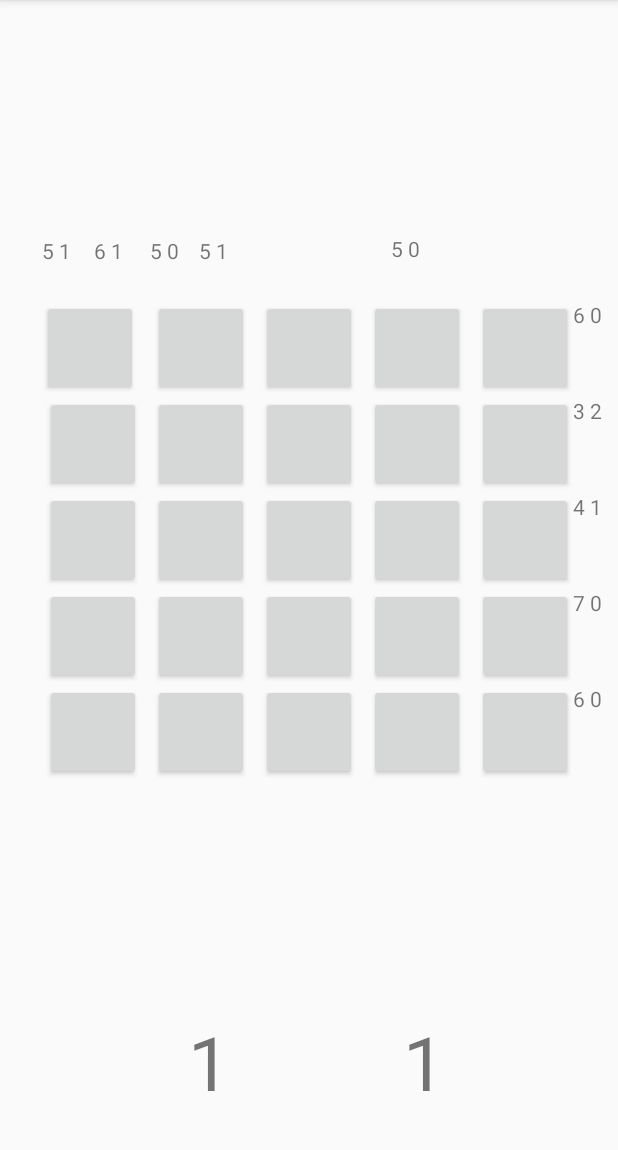
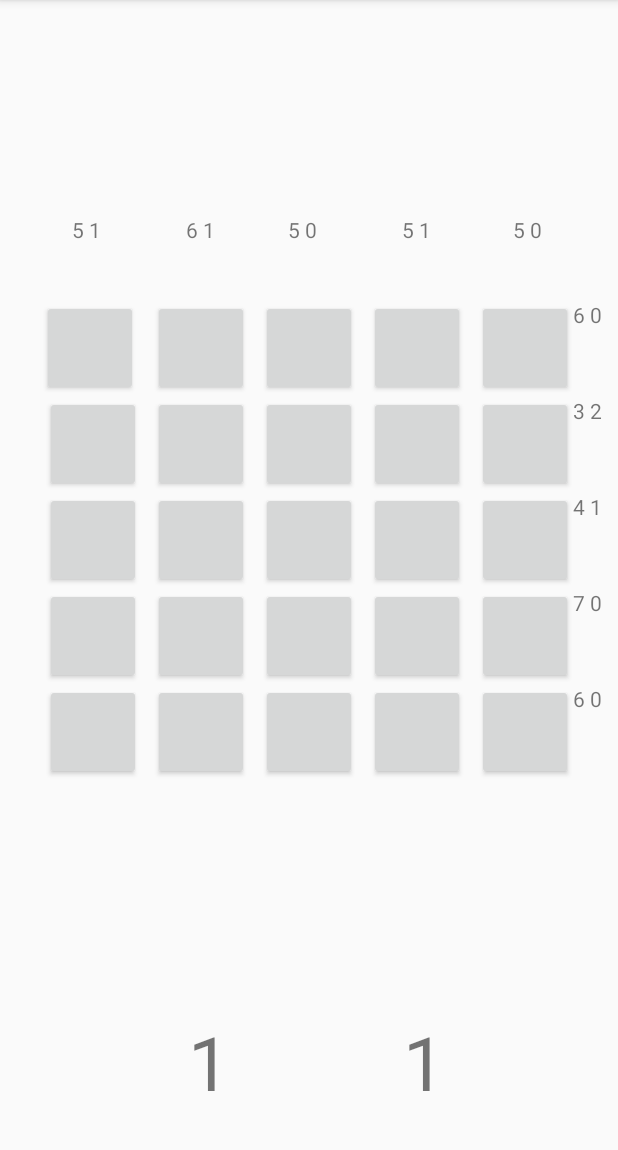
Before and after one commit to HaukohlR/CS-125-Final-Project, an Android app: the GameActivity screen opened directly, with no data from a screen before it, on a phone screen of 412 x 824 dp, the part 84-1234 px from its top. Run offline under Robolectric (Android 15) with nearby library versions, the phone set to English and light mode, and no system bars.

Commit message:
Fixed the XML files

```diff
--- a/app/src/main/res/layout/activity_game.xml
+++ b/app/src/main/res/layout/activity_game.xml
@@ -45,16 +45,17 @@
 
     <TextView
         android:id="@+id/textView2"
-        android:layout_width="wrap_content"
-        android:layout_height="wrap_content"
-        android:layout_marginStart="28dp"
-        android:layout_marginLeft="28dp"
+        android:layout_width="20dp"
+        android:layout_height="64dp"
+        android:layout_marginStart="48dp"
+        android:layout_marginLeft="48dp"
         android:layout_marginTop="157dp"
         android:layout_marginBottom="24dp"
         android:text="TextView"
         app:layout_constraintBottom_toTopOf="@+id/button"
         app:layout_constraintStart_toStartOf="parent"
-        app:layout_constraintTop_toTopOf="parent" />
+        app:layout_constraintTop_toTopOf="parent"
+        app:layout_constraintVertical_bias="0.311" />
 
     <Button
         android:id="@+id/button"
@@ -356,34 +357,36 @@
 
     <TextView
         android:id="@+id/textView4"
-        android:layout_width="wrap_content"
-        android:layout_height="wrap_content"
-        android:layout_marginStart="18dp"
-        android:layout_marginLeft="18dp"
+        android:layout_width="20dp"
+        android:layout_height="64dp"
+        android:layout_marginStart="48dp"
+        android:layout_marginLeft="48dp"
         android:layout_marginTop="157dp"
         android:layout_marginBottom="24dp"
         android:text="TextView"
         app:layout_constraintBottom_toTopOf="@+id/button3"
         app:layout_constraintStart_toEndOf="@+id/textView8"
-        app:layout_constraintTop_toTopOf="parent" />
+        app:layout_constraintTop_toTopOf="parent"
+        app:layout_constraintVertical_bias="0.311" />
 
     <TextView
         android:id="@+id/textView5"
-        android:layout_width="wrap_content"
-        android:layout_height="wrap_content"
-        android:layout_marginStart="13dp"
-        android:layout_marginLeft="13dp"
+        android:layout_width="20dp"
+        android:layout_height="64dp"
+        android:layout_marginStart="56dp"
+        android:layout_marginLeft="56dp"
         android:layout_marginTop="157dp"
         android:layout_marginBottom="24dp"
         android:text="TextView"
         app:layout_constraintBottom_toTopOf="@+id/button4"
         app:layout_constraintStart_toEndOf="@+id/textView4"
-        app:layout_constraintTop_toTopOf="parent" />
+        app:layout_constraintTop_toTopOf="parent"
+        app:layout_constraintVertical_bias="0.311" />
 
     <TextView
         android:id="@+id/textView6"
-        android:layout_width="wrap_content"
-        android:layout_height="wrap_content"
+        android:layout_width="20dp"
+        android:layout_height="64dp"
         android:layout_marginStart="10dp"
         android:layout_marginLeft="10dp"
         android:layout_marginTop="156dp"
@@ -393,8 +396,10 @@
         android:text="TextView"
         app:layout_constraintBottom_toTopOf="@+id/button5"
         app:layout_constraintEnd_toEndOf="parent"
+        app:layout_constraintHorizontal_bias="0.728"
         app:layout_constraintStart_toEndOf="@+id/textView5"
-        app:layout_constraintTop_toTopOf="parent" />
+        app:layout_constraintTop_toTopOf="parent"
+        app:layout_constraintVertical_bias="0.288" />
 
     <TextView
         android:id="@+id/textView7"
@@ -407,16 +412,17 @@
 
     <TextView
         android:id="@+id/textView8"
-        android:layout_width="wrap_content"
-        android:layout_height="wrap_content"
-        android:layout_marginStart="15dp"
-        android:layout_marginLeft="15dp"
+        android:layout_width="20dp"
+        android:layout_height="64dp"
+        android:layout_marginStart="56dp"
+        android:layout_marginLeft="56dp"
         android:layout_marginTop="157dp"
         android:layout_marginBottom="24dp"
         android:text="TextView"
         app:layout_constraintBottom_toTopOf="@+id/button2"
         app:layout_constraintStart_toEndOf="@+id/textView2"
-        app:layout_constraintTop_toTopOf="parent" />
+        app:layout_constraintTop_toTopOf="parent"
+        app:layout_constraintVertical_bias="0.311" />
 
     <TextView
         android:id="@+id/textView9"
```
